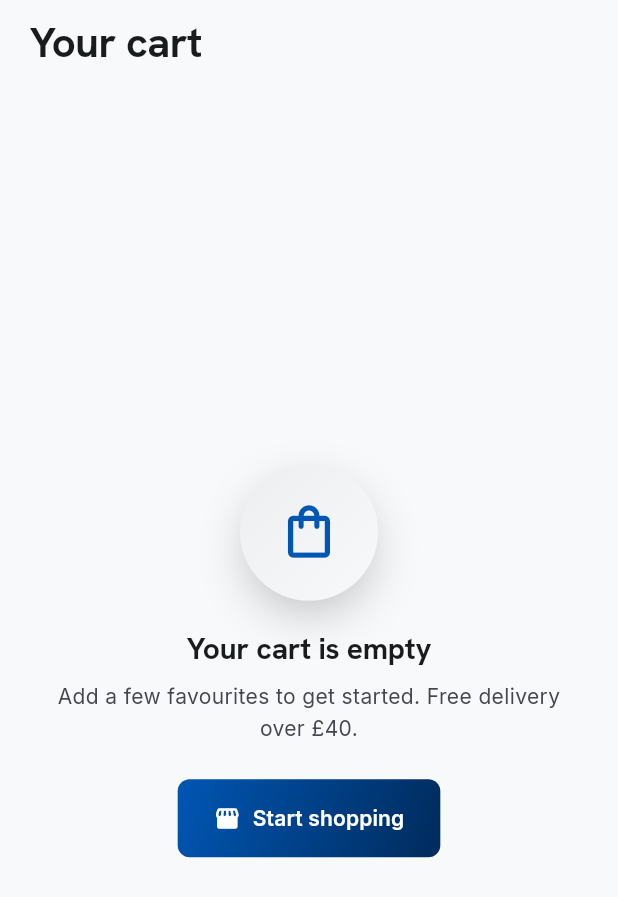
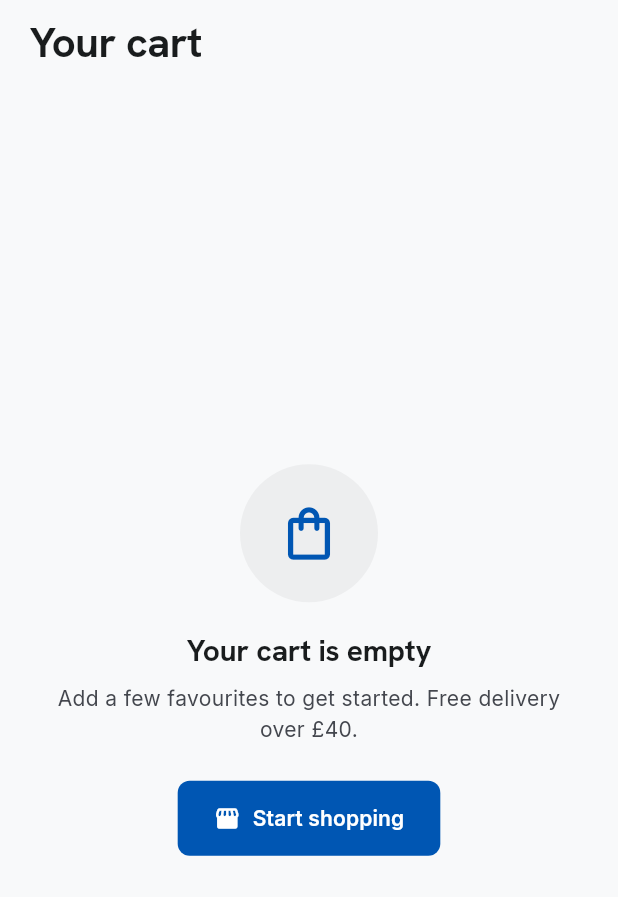
Before and after one commit to musnymubarak/UK_Grocery, a Flutter app: the CartScreen screen opened directly, on a phone screen of 412 x 824 dp. Shown: the top 897 px of the screen. Run offline on Flutter 3.47's test engine with Material 3 defaults, Android fonts, the phone set to English and light mode, and no system bars; our stand-ins replace cached_network_image, dio, geolocator, google_fonts, shared_preferences; accounts and stored records are empty; network calls fail.

Commit message:
feat(mobile): flatten shared primitives to storefront style
Replace gradients/glows with solid fills across the design-system widgets:
PremiumButton (solid action-blue/red), GlassCard (flat bordered card),
PremiumBottomNav (solid selected pill), ProductCard ADD/savings/member pills,
SectionHeader stripe, EmptyState icon disc, CategoryTile chevron. Skeleton
shimmer and the ProductThumb image fallback are kept.

Co-Authored-By: Claude Opus 4.7 (1M context) <noreply@anthropic.com>

```diff
--- a/mobile/lib/widgets/category_tile.dart
+++ b/mobile/lib/widgets/category_tile.dart
@@ -60,11 +60,7 @@ class CategoryTile extends StatelessWidget {
                     clipper: _ChevronClipper(),
                     child: Container(
                       decoration: BoxDecoration(
-                        gradient: LinearGradient(
-                          begin: Alignment.topLeft,
-                          end: Alignment.bottomRight,
-                          colors: [category.colorA, category.colorB],
-                        ),
+                        color: category.colorA,
                       ),
                       child: Padding(
                         padding: const EdgeInsets.fromLTRB(16, 14, 44, 14),
--- a/mobile/lib/widgets/empty_state.dart
+++ b/mobile/lib/widgets/empty_state.dart
@@ -1,6 +1,5 @@
 import 'package:flutter/material.dart';
 
-import '../core/theme/app_colors.dart';
 import '../core/theme/app_spacing.dart';
 
 class EmptyState extends StatelessWidget {
@@ -31,22 +30,7 @@ class EmptyState extends StatelessWidget {
             width: 92,
             decoration: BoxDecoration(
               shape: BoxShape.circle,
-              gradient: LinearGradient(
-                begin: Alignment.topLeft,
-                end: Alignment.bottomRight,
-                colors: [
-                  theme.colorScheme.surfaceContainerHigh,
-                  theme.colorScheme.surfaceContainerLow,
-                ],
-              ),
-              boxShadow: [
-                BoxShadow(
-                  color: AppColors.glowBlue.withValues(alpha: 0.25),
-                  blurRadius: 28,
-                  offset: const Offset(0, 12),
-                  spreadRadius: -6,
-                ),
-              ],
+              color: theme.colorScheme.surfaceContainerHigh,
             ),
             child: Icon(icon, size: 42, color: theme.colorScheme.primary),
           ),
--- a/mobile/lib/widgets/premium_button.dart
+++ b/mobile/lib/widgets/premium_button.dart
@@ -1,7 +1,5 @@
 import 'package:flutter/material.dart';
 
-import '../core/theme/app_colors.dart';
-import '../core/theme/app_shadows.dart';
 import '../core/theme/app_spacing.dart';
 import 'animated_press.dart';
 
@@ -32,36 +30,20 @@ class PremiumButton extends StatelessWidget {
   @override
   Widget build(BuildContext context) {
     final theme = Theme.of(context);
-    final isDark = theme.brightness == Brightness.dark;
     final scheme = theme.colorScheme;
 
-    Gradient? gradient;
-    Color bg = scheme.surfaceContainer;
-    Color fg = scheme.onSurface;
-    List<BoxShadow> shadow = const [];
+    Color bg;
+    Color fg;
     Border? border;
 
     switch (variant) {
       case PremiumButtonVariant.primary:
-        gradient = LinearGradient(
-          begin: Alignment.topLeft,
-          end: Alignment.bottomRight,
-          colors: [
-            isDark ? AppColors.blue500 : AppColors.blue600,
-            AppColors.blue800,
-          ],
-        );
-        fg = Colors.white;
-        shadow = AppShadows.glowBlue();
+        bg = scheme.primary;
+        fg = scheme.onPrimary;
         break;
       case PremiumButtonVariant.accent:
-        gradient = const LinearGradient(
-          begin: Alignment.topLeft,
-          end: Alignment.bottomRight,
-          colors: [AppColors.red500, AppColors.red700],
-        );
-        fg = Colors.white;
-        shadow = AppShadows.glowRed();
+        bg = scheme.secondary;
+        fg = scheme.onSecondary;
         break;
       case PremiumButtonVariant.ghost:
         bg = Colors.transparent;
@@ -69,9 +51,9 @@ class PremiumButton extends StatelessWidget {
         border = Border.all(color: scheme.outline);
         break;
       case PremiumButtonVariant.surface:
-        bg = scheme.surfaceContainer;
+        bg = scheme.surface;
         fg = scheme.onSurface;
-        shadow = AppShadows.soft(context);
+        border = Border.all(color: scheme.outlineVariant);
         break;
     }
 
@@ -115,19 +97,17 @@ class PremiumButton extends StatelessWidget {
       child: AnimatedPress(
         onTap: (loading || isDisabled) ? null : onPressed,
         child: AnimatedContainer(
-          duration: const Duration(milliseconds: 220),
+          duration: const Duration(milliseconds: 200),
           curve: Curves.easeOutCubic,
           width: expand ? double.infinity : null,
           padding: EdgeInsets.symmetric(
             horizontal: compact ? 16 : 24,
-            vertical: compact ? 11 : 16,
+            vertical: compact ? 11 : 15,
           ),
           decoration: BoxDecoration(
-            color: gradient == null ? bg : null,
-            gradient: gradient,
+            color: bg,
             border: border,
             borderRadius: BorderRadius.circular(AppSpacing.radiusMd),
-            boxShadow: shadow,
           ),
           child: content,
         ),
```
Also changed, not shown: mobile/lib/widgets/glass_card.dart (+11 -39 lines), mobile/lib/widgets/premium_bottom_nav.dart (+1 -9 lines), mobile/lib/widgets/product_card.dart (+5 -47 lines), mobile/lib/widgets/section_header.dart (+1 -6 lines), 1 other file.
